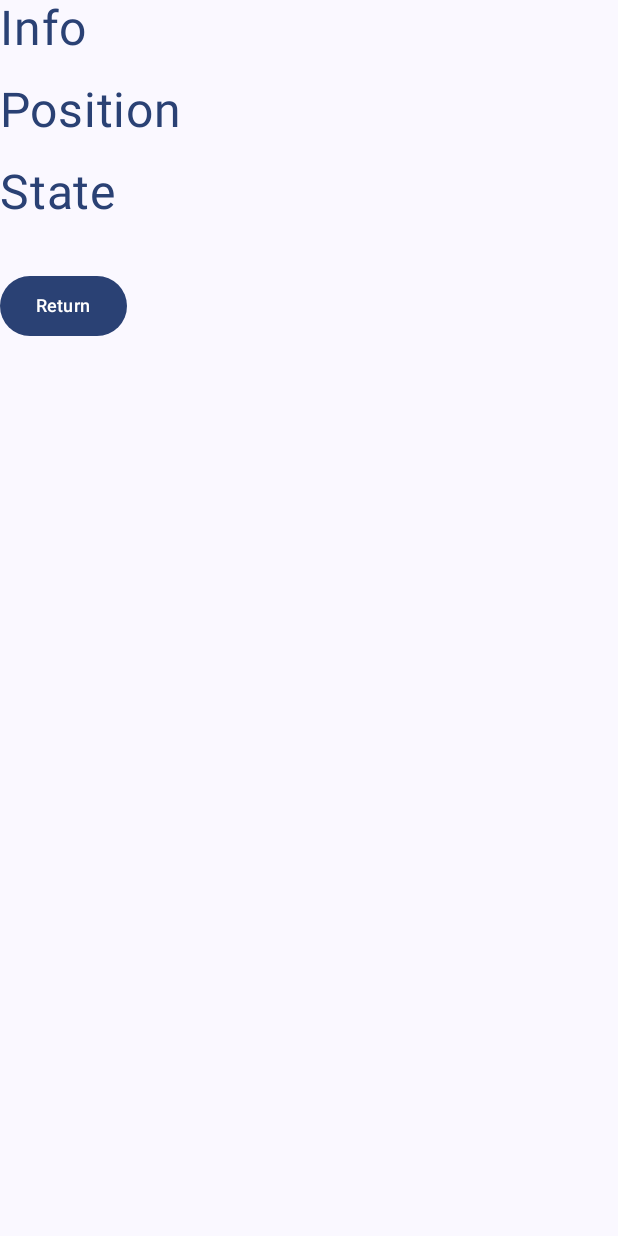
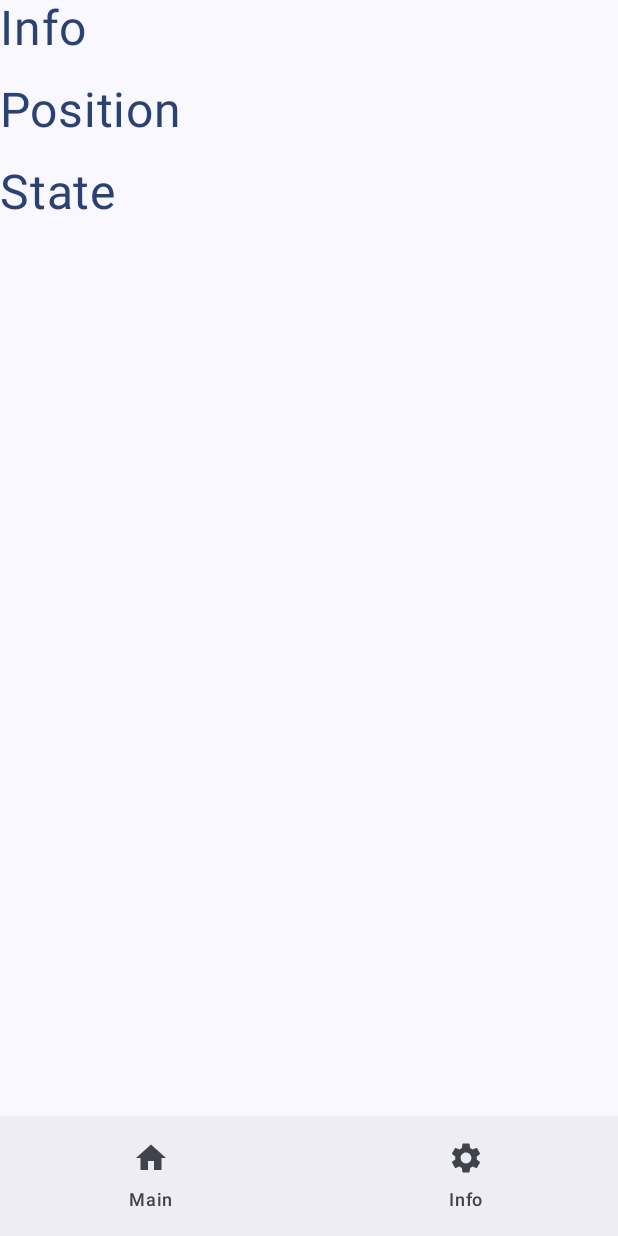
Before and after one commit to Siedmiu/Hexapod-Android-Application, an Android app built with Jetpack Compose: the InfoScreen screen opened through its navigation route, on a phone screen of 412 x 824 dp. Run offline under Robolectric (Android 15) with nearby library versions, the phone set to English and light mode, and no system bars.

Commit message:
Added bottom navigation var

```diff
--- a/app/src/main/java/com/example/hexapod/MainActivity.kt
+++ b/app/src/main/java/com/example/hexapod/MainActivity.kt
@@ -8,6 +8,7 @@ import androidx.compose.foundation.layout.fillMaxSize
 import androidx.compose.foundation.layout.height
 import androidx.compose.foundation.layout.padding
 import androidx.compose.material3.Button
+import androidx.compose.material3.ExperimentalMaterial3Api
 import androidx.compose.material3.MaterialTheme
 import androidx.compose.material3.Scaffold
 import androidx.compose.material3.Surface
@@ -23,6 +24,8 @@ import androidx.navigation.compose.NavHost
 import androidx.navigation.compose.composable
 import androidx.navigation.compose.currentBackStackEntryAsState
 import androidx.navigation.compose.rememberNavController
+import com.example.hexapod.ui.theme.MyNavBar
+import com.example.hexapod.ui.theme.NavHostContainer
 import java.util.Timer
 import java.util.TimerTask
 
@@ -54,31 +57,19 @@ enum class HexScreen(@StringRes val title: Int){
     Info(title = R.string.info)
 }
 
+@OptIn(ExperimentalMaterial3Api::class)
 @Composable
 fun MMenu1(navController: NavHostController = rememberNavController()) {
 
-    //val currentScreen = HexScreen.valueOf(backStackEntry?.destination?.route ?: HexScreen.Main.name)
+    Scaffold(
+        bottomBar = { MyNavBar(navController) } // Użycie NavBar jako dolnego paska
+    ) {
+        NavHostContainer(navController, Modifier.padding(it))
+    }
+//TODO
+// make properly working system of getting back, to not as now switch between screens as many times as user did it
+//    val currentScreen = HexScreen.valueOf(backStackEntry?.destination?.route ?: HexScreen.Main.name)
 
-    Scaffold { innerPadding ->
-        NavHost(
-            navController = navController,
-            startDestination = HexScreen.Main.name,
-            modifier = Modifier
-                .fillMaxSize()
-                .padding(innerPadding)
-        ) {
-            composable(HexScreen.Main.name) {
-                MainScreen(onNavigateToSecondScreen = {
-                    navController.navigate(HexScreen.Info.name)
-                })
-            }
-            composable(HexScreen.Info.name) {
-                InfoScreen(onReturnClicked = {
-                    navController.navigate(HexScreen.Main.name)
-                })
-            }
-        }
-    }
 
 }
 
@@ -89,3 +80,9 @@ fun MMenu1Preview() {
         MMenu1()
     }
 }
+
+@Preview
+@Composable
+fun navBarPreview(){
+    FirstTheme { MyNavBar(navController = rememberNavController()) }
+}
--- a/app/src/main/java/com/example/hexapod/ui/InfoScreen.kt
+++ b/app/src/main/java/com/example/hexapod/ui/InfoScreen.kt
@@ -1,13 +1,19 @@
 package com.example.hexapod.ui
 
+import android.annotation.SuppressLint
+import androidx.activity.compose.BackHandler
 import androidx.compose.foundation.layout.Arrangement
 import androidx.compose.runtime.Composable
 import androidx.compose.foundation.layout.Column
 import androidx.compose.foundation.layout.Row
 import androidx.compose.foundation.layout.Spacer
 import androidx.compose.foundation.layout.height
+import androidx.compose.foundation.layout.padding
 import androidx.compose.material3.Button
 import androidx.compose.material3.MaterialTheme
+import androidx.compose.material3.NavigationRail
+import androidx.compose.material3.Scaffold
+import androidx.compose.material3.Surface
 import androidx.compose.material3.Text
 import androidx.compose.ui.Modifier
 import androidx.compose.ui.res.stringResource
@@ -16,9 +22,14 @@ import androidx.compose.ui.unit.dp
 import androidx.compose.ui.unit.sp
 import com.example.hexapod.R
 import com.example.hexapod.ui.theme.FirstTheme
+import com.example.hexapod.ui.theme.bottomNavigation
 
+@SuppressLint("UnusedMaterial3ScaffoldPaddingParameter")
 @Composable
 fun InfoScreen(onReturnClicked: () -> Unit,verticalArrangement: Arrangement.HorizontalOrVertical = Arrangement.SpaceBetween){
+    Scaffold(){
+//        BackHandler(onBackPressed())
+        Surface(){
             Column() {
                 Row { Text(
                     text = stringResource(R.string.info),
@@ -35,10 +46,7 @@ fun InfoScreen(onReturnClicked: () -> Unit,verticalArrangement: Arrangement.Hori
                     color = MaterialTheme.colorScheme.primary,
                     fontSize = 32.sp
                 )}
-        Spacer(modifier = Modifier.height(32.dp))
-        Row{
-            Button(onClick = onReturnClicked) {
-                Text(text = stringResource(R.string.returnButton), fontSize = 12.sp)}
+            }
         }
     }
 }
--- a/app/src/main/java/com/example/hexapod/ui/MainScreen.kt
+++ b/app/src/main/java/com/example/hexapod/ui/MainScreen.kt
@@ -136,7 +136,7 @@ fun MainScreen(onNavigateToSecondScreen: () -> Unit){
                 Text(text = stringResource(R.string.button32), fontSize = 12.sp)
             }
             Button(
-                onClick =  onNavigateToSecondScreen,
+                onClick =  { WebSocketHandler.sendLedColor(0xFFF000) },
                 modifier = Modifier.padding(12.dp)
             ) {
                 Text(text = stringResource(R.string.button33), fontSize = 12.sp)
--- /dev/null
+++ b/app/src/main/java/com/example/hexapod/ui/theme/bottomNav.kt
@@ -0,0 +1,84 @@
+package com.example.hexapod.ui.theme
+
+import androidx.compose.foundation.layout.Row
+import androidx.compose.foundation.layout.padding
+import androidx.compose.material3.BottomAppBar
+import androidx.compose.material3.Button
+import androidx.compose.material3.Scaffold
+import androidx.compose.material3.Text
+import androidx.compose.runtime.Composable
+import androidx.compose.ui.Modifier
+import androidx.compose.ui.tooling.preview.Preview
+import androidx.compose.ui.unit.dp
+import androidx.compose.material3.Icon
+import androidx.compose.material.icons.Icons
+import androidx.compose.material.icons.filled.Home
+import androidx.compose.material.icons.filled.Notifications
+import androidx.compose.material.icons.filled.Settings
+import androidx.compose.material3.ExperimentalMaterial3Api
+import androidx.compose.material3.NavigationBar
+import androidx.compose.material3.NavigationBarItem
+import androidx.compose.material3.NavigationDrawerItem
+import androidx.navigation.NavController
+import androidx.navigation.NavHostController
+import androidx.navigation.compose.NavHost
+import androidx.navigation.compose.composable
+import androidx.navigation.compose.rememberNavController
+import com.example.hexapod.HexScreen
+import com.example.hexapod.ui.MainScreen
+import com.example.hexapod.ui.InfoScreen
+
+@Composable
+fun bottomNavigation(){
+
+    BottomAppBar {
+        Button(onClick = { },
+            modifier = Modifier.padding(12.dp)) {}
+        Button(onClick = { },
+            modifier = Modifier.padding(12.dp)) {}
+        Button(onClick = { },
+            modifier = Modifier.padding(12.dp)) {}
+        Button(onClick = { },
+            modifier = Modifier.padding(12.dp)) {}
+    }
+
+}
+
+
+@Composable
+fun MyNavBar(navController: NavController) {
+    NavigationBar {
+        NavigationBarItem(
+            selected = false,
+            onClick = { navController.navigate(HexScreen.Main.name) },
+            label = { Text("Main") },
+            icon = { Icon(Icons.Default.Home, contentDescription = "Screen 1") }
+        )
+        NavigationBarItem(
+            selected = false,
+            onClick = { navController.navigate(HexScreen.Info.name) },
+            label = { Text("Info") },
+            icon = { Icon(Icons.Default.Settings, contentDescription = "Screen 2") }
+        )
+    }
+}
+
+// Kontener dla ekranu nawigacyjnego
+@Composable
+fun NavHostContainer(navController: NavHostController, modifier: Modifier = Modifier) {
+    NavHost(
+        navController = navController,
+        startDestination = HexScreen.Main.name,
+        modifier = modifier
+    ) {
+        composable(HexScreen.Main.name) {
+            MainScreen(onNavigateToSecondScreen = {
+                   navController.navigate(HexScreen.Info.name)
+               }) }
+        composable(HexScreen.Info.name) {
+            InfoScreen(onReturnClicked = {
+                    navController.navigate(HexScreen.Main.name)
+                })
+                }
+    }
+}
```
Lines whose indentation alone changed are shown as unchanged.
